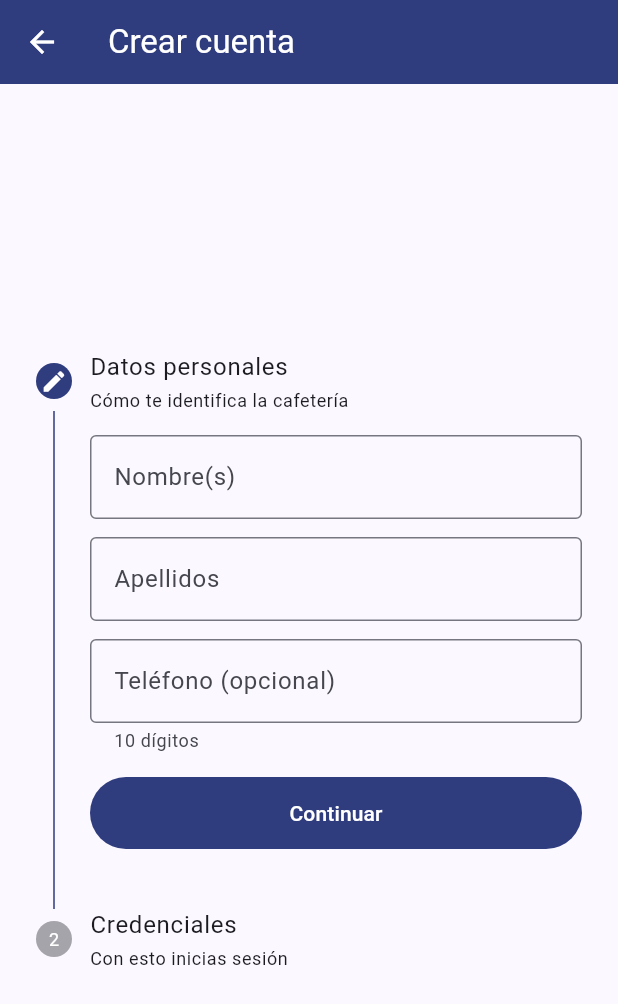
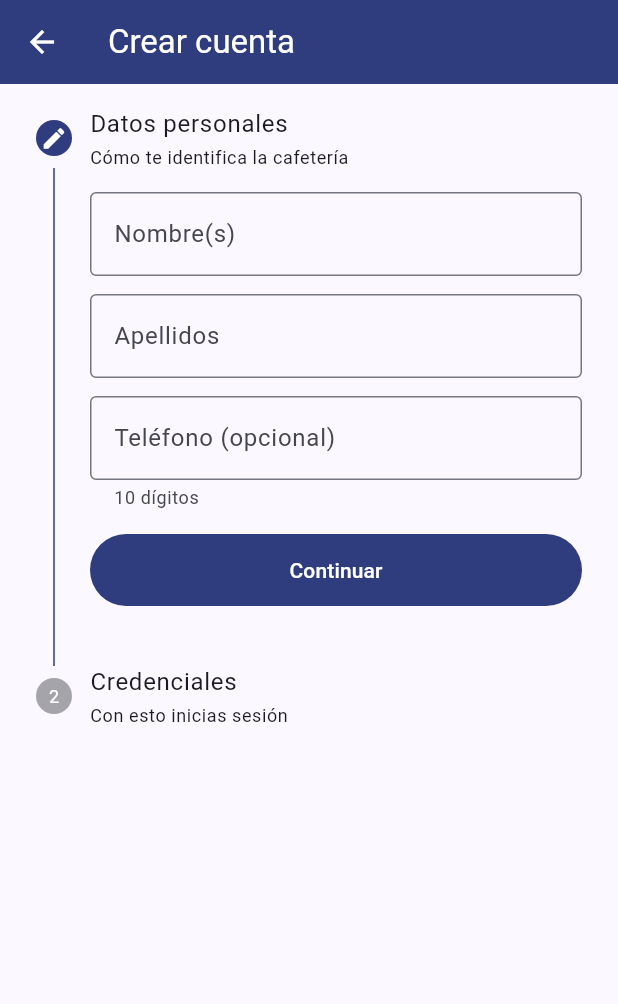
Before and after one commit to Diegue83/AgilU, a Flutter app: the _Registro screen opened directly, on a phone screen of 412 x 824 dp. Shown: the top 1004 px of the screen. Run offline on Flutter 3.47's test engine with Material 3 defaults, Android fonts, the phone set to English and light mode, and no system bars; our stand-ins replace cloud_functions, firebase_auth, firebase_core, firebase_messaging, image_picker, qr_flutter; missing offline and left inert: firebase_data_connect, mobile_scanner; accounts and stored records are empty; generated files the repository leaves out were written again.

Commit message:
El registro empieza arriba de la pantalla
El Stepper estaba centrado y, como es una lista, dejaba un espacio vacío
grande sobre el primer paso.

```diff
--- a/lib/ui/auth/registro_view.dart
+++ b/lib/ui/auth/registro_view.dart
@@ -75,7 +75,10 @@ class _RegistroState extends State<_Registro> {
     return Scaffold(
       appBar: AppBar(title: const Text('Crear cuenta')),
       body: SafeArea(
-        child: Center(
+        // Arriba y no centrado: el Stepper es una lista y, centrado, dejaba un
+        // hueco grande sobre el formulario.
+        child: Align(
+          alignment: Alignment.topCenter,
           child: ConstrainedBox(
             constraints: const BoxConstraints(maxWidth: 480),
             child: Stepper(
```
